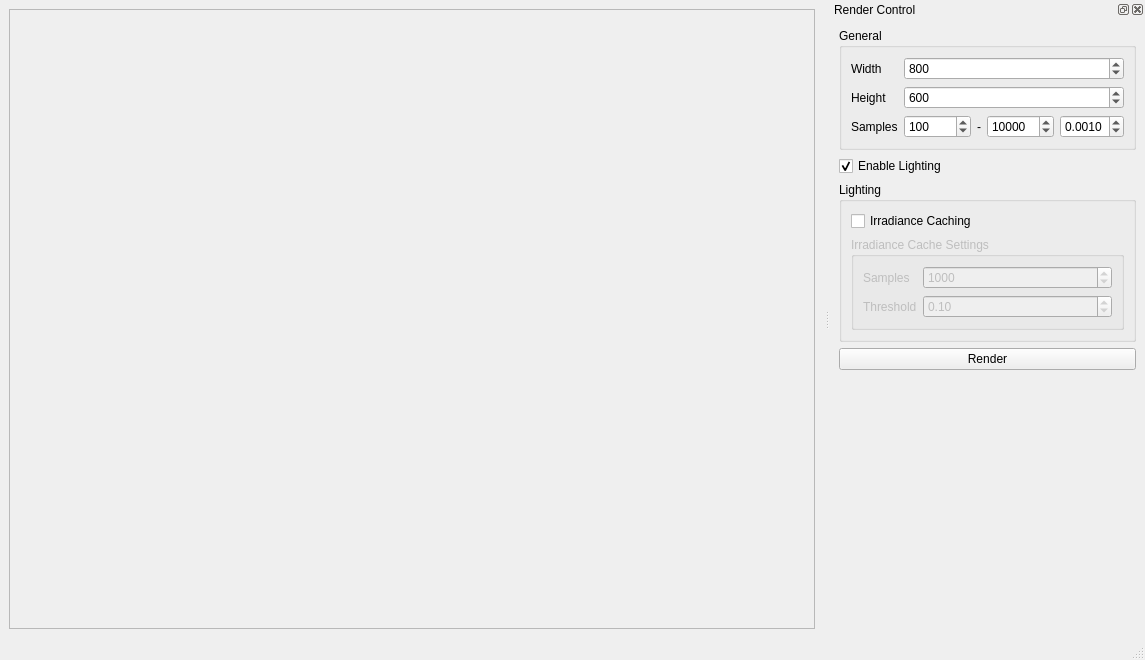
Above: App/MainWindow.ui from mattfischer/raytrace before the change. Below: the same form after it.
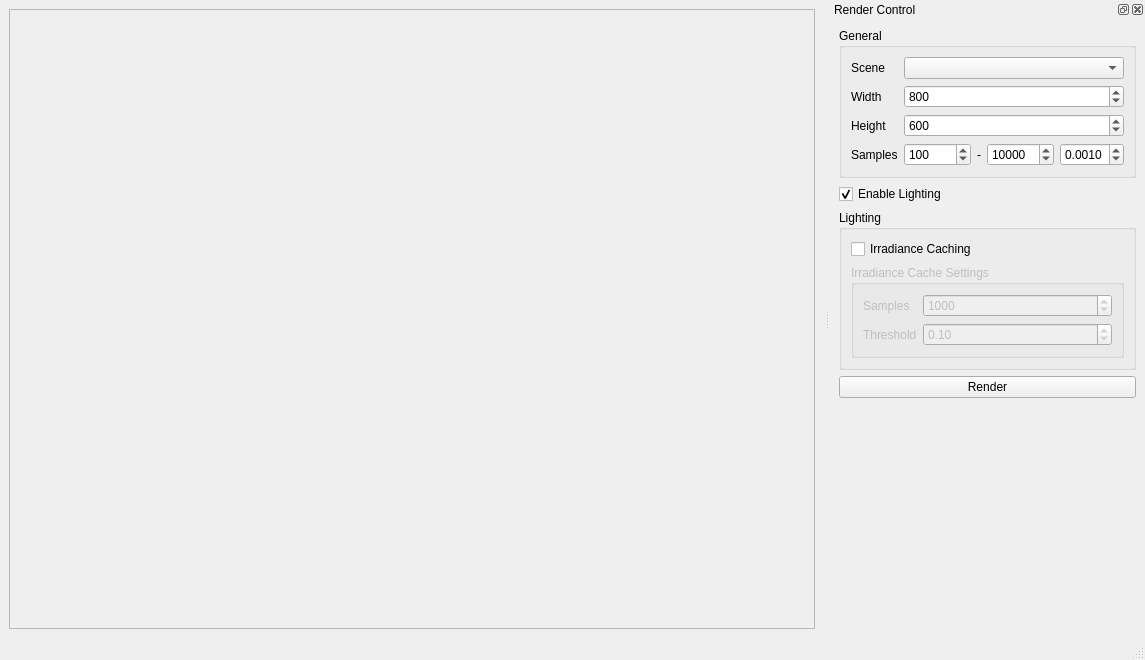
That is the form after the change.

Commit message: Make scene configurable

Diff of the .ui file:
```diff
--- a/App/MainWindow.ui
+++ b/App/MainWindow.ui
@@ -81,14 +81,14 @@
         <string>General</string>
        </property>
        <layout class="QFormLayout" name="formLayout">
-        <item row="0" column="0">
+        <item row="1" column="0">
          <widget class="QLabel" name="label">
           <property name="text">
            <string>Width</string>
           </property>
          </widget>
         </item>
-        <item row="0" column="1">
+        <item row="1" column="1">
          <widget class="QSpinBox" name="width">
           <property name="maximum">
            <number>10000</number>
@@ -98,14 +98,14 @@
           </property>
          </widget>
         </item>
-        <item row="1" column="0">
+        <item row="2" column="0">
          <widget class="QLabel" name="label_2">
           <property name="text">
            <string>Height</string>
           </property>
          </widget>
         </item>
-        <item row="1" column="1">
+        <item row="2" column="1">
          <widget class="QSpinBox" name="height">
           <property name="maximum">
            <number>10000</number>
@@ -118,14 +118,14 @@
           </property>
          </widget>
         </item>
-        <item row="2" column="0">
+        <item row="3" column="0">
          <widget class="QLabel" name="label_3">
           <property name="text">
            <string>Samples</string>
           </property>
          </widget>
         </item>
-        <item row="2" column="1">
+        <item row="3" column="1">
          <layout class="QHBoxLayout" name="horizontalLayout">
           <item>
            <widget class="QSpinBox" name="samplesMin">
@@ -181,6 +181,16 @@
           </item>
          </layout>
         </item>
+        <item row="0" column="1">
+         <widget class="QComboBox" name="scene"/>
+        </item>
+        <item row="0" column="0">
+         <widget class="QLabel" name="label_4">
+          <property name="text">
+           <string>Scene</string>
+          </property>
+         </widget>
+        </item>
        </layout>
       </widget>
      </item>
```
The commit also changes 3 other files.
